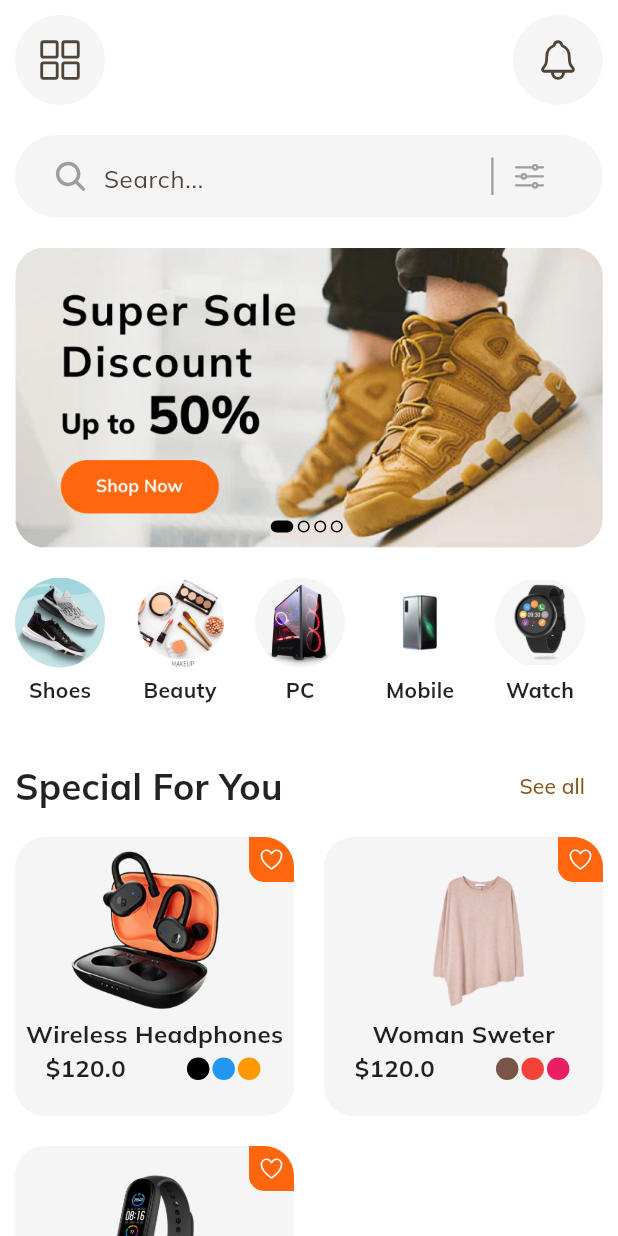
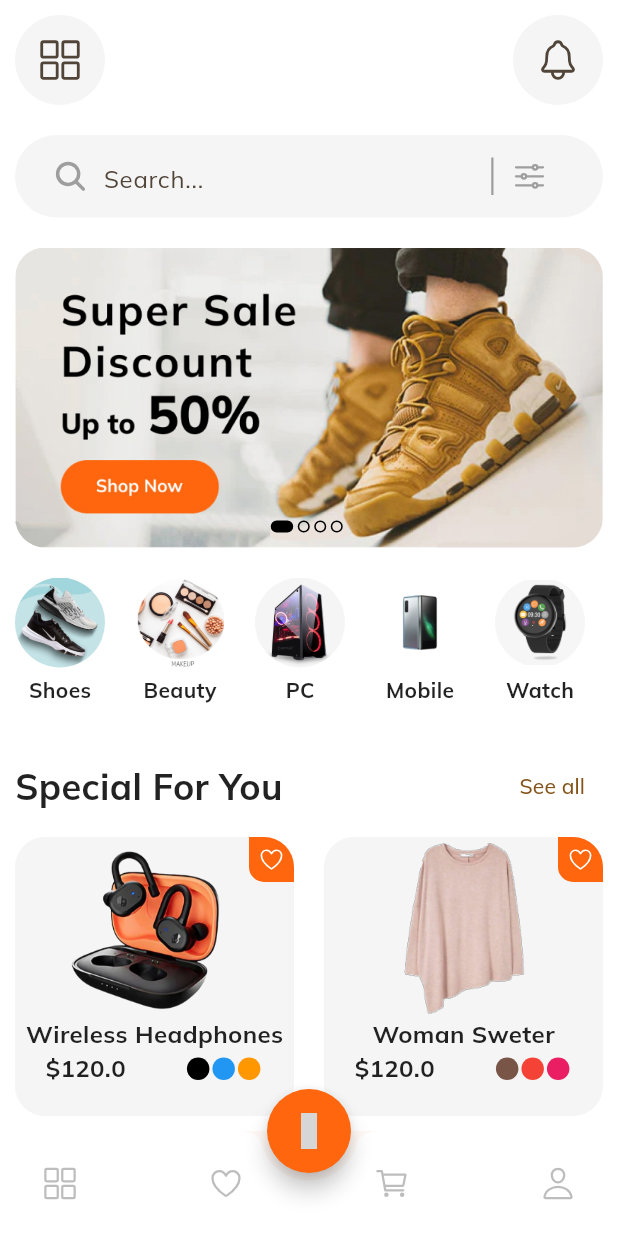
Before and after one commit to uranus-code/shop_app, a Flutter app: the screen it shows after launch, on a phone screen of 412 x 824 dp. Run offline on Flutter 3.47's test engine with Material 2 defaults, Android fonts, the phone set to English and light mode, and no system bars; our stand-ins replace google_fonts, iconsax, ionicons; grey boxes are pictures that could not be loaded.

Commit message:
Upload project on github part 3

```diff
--- a/lib/main.dart
+++ b/lib/main.dart
@@ -1,7 +1,7 @@
-import 'package:flutter/cupertino.dart';
 import 'package:flutter/material.dart';
 import 'package:google_fonts/google_fonts.dart';
 import 'package:shop_example/screens/home_screen.dart';
+import 'package:shop_example/screens/main_screen.dart';
 
 void main() {
   runApp(const MyApp());
@@ -20,7 +20,7 @@ class MyApp extends StatelessWidget {
         useMaterial3: true,
         textTheme: GoogleFonts.mulishTextTheme(),
       ),
-      home: const HomeScreen(),
+      home: const MainScreen(),
     );
   }
 }
--- a/lib/models/product.dart
+++ b/lib/models/product.dart
@@ -32,7 +32,7 @@ final List<Product> products = [
       Colors.blue,
       Colors.orange,
     ],
-    category: "",
+    category: "Headphones",
     rate: 4.8,
   ),
   Product(
--- /dev/null
+++ b/lib/screens/main_screen.dart
@@ -0,0 +1,96 @@
+import 'package:flutter/cupertino.dart';
+import 'package:flutter/material.dart';
+import 'package:iconsax/iconsax.dart';
+import 'package:ionicons/ionicons.dart';
+import 'package:shop_example/constants.dart';
+import 'package:shop_example/screens/cart_screen.dart';
+import 'package:shop_example/screens/home_screen.dart';
+
+class MainScreen extends StatefulWidget {
+  const MainScreen({super.key});
+
+  @override
+  State<MainScreen> createState() => _MainScreenState();
+}
+
+class _MainScreenState extends State<MainScreen> {
+  int currentTab = 2;
+  List screens = const [
+    Scaffold(),
+    Scaffold(),
+    HomeScreen(),
+    CartScreen(),
+    Scaffold(),
+  ];
+
+  @override
+  Widget build(BuildContext context) {
+    return Scaffold(
+      floatingActionButton: FloatingActionButton(
+        onPressed: () {
+          setState(() {
+            currentTab = 2;
+          });
+        },
+        shape: const CircleBorder(),
+        backgroundColor: kprimaryColor,
+        child: const Icon(
+          Iconsax.home,
+          color: Colors.white,
+        ),
+      ),
+      floatingActionButtonLocation: FloatingActionButtonLocation.centerDocked,
+      bottomNavigationBar: BottomAppBar(
+        elevation: 0,
+        height: 70,
+        color: Colors.white,
+        shape: const CircularNotchedRectangle(),
+        notchMargin: 5,
+        clipBehavior: Clip.antiAliasWithSaveLayer,
+        child: Row(
+          mainAxisSize: MainAxisSize.max,
+          mainAxisAlignment: MainAxisAlignment.spaceBetween,
+          children: [
+            IconButton(
+              onPressed: () => setState(() {
+                currentTab = 0;
+              }),
+              icon: Icon(
+                Ionicons.grid_outline,
+                color: currentTab == 0 ? kprimaryColor : Colors.grey.shade400,
+              ),
+            ),
+            IconButton(
+              onPressed: () => setState(() {
+                currentTab = 1;
+              }),
+              icon: Icon(
+                Ionicons.heart_outline,
+                color: currentTab == 1 ? kprimaryColor : Colors.grey.shade400,
+              ),
+            ),
+            IconButton(
+              onPressed: () => setState(() {
+                currentTab = 3;
+              }),
+              icon: Icon(
+                Ionicons.cart_outline,
+                color: currentTab == 3 ? kprimaryColor : Colors.grey.shade400,
+              ),
+            ),
+            IconButton(
+              onPressed: () => setState(() {
+                currentTab = 4;
+              }),
+              icon: Icon(
+                Ionicons.person_outline,
+                color: currentTab == 4 ? kprimaryColor : Colors.grey.shade400,
+              ),
+            ),
+          ],
+        ),
+      ),
+      body: screens[currentTab],
+    );
+  }
+}
--- a/pubspec.yaml
+++ b/pubspec.yaml
@@ -14,6 +14,7 @@ dependencies:
   cupertino_icons: ^1.0.2
   ionicons: ^0.2.2
   google_fonts: ^5.1.0
+  iconsax: ^0.0.8
 
 dev_dependencies:
   flutter_test:
```
Also changed, not shown: lib/models/cart_item.dart (added, +16 -0 lines), lib/screens/cart_screen.dart (added, +67 -0 lines), lib/widgets/cart_tile.dart (added, +133 -0 lines), lib/widgets/check_out_box.dart (added, +122 -0 lines), assets/sweet.png, pubspec.lock.
